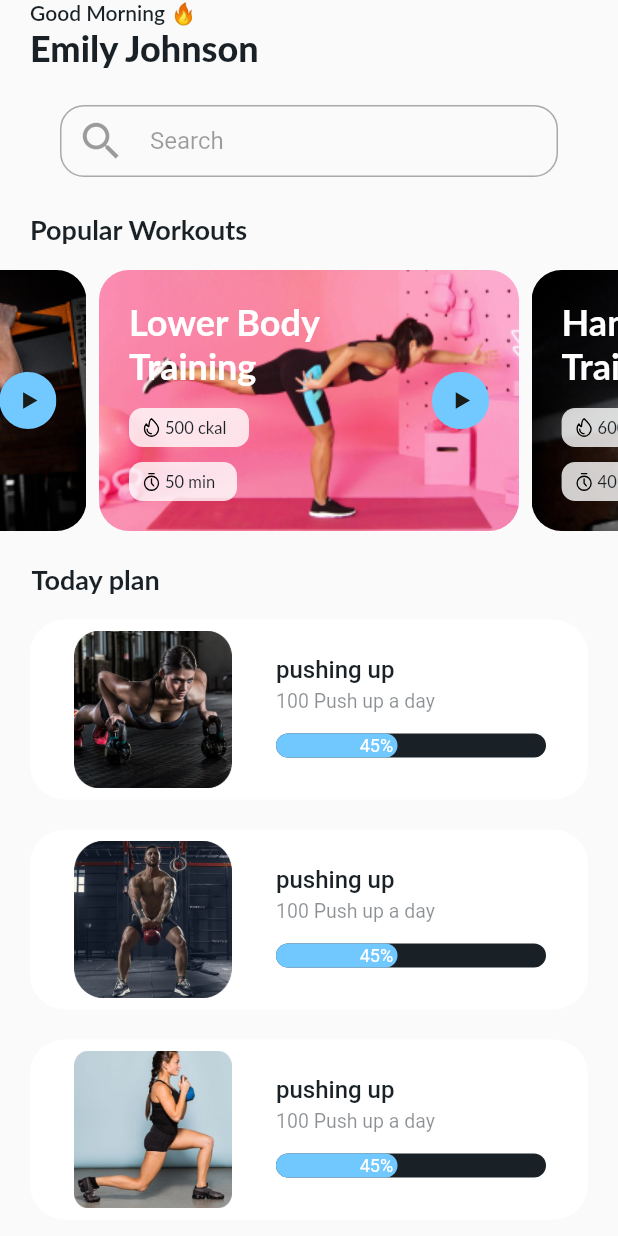
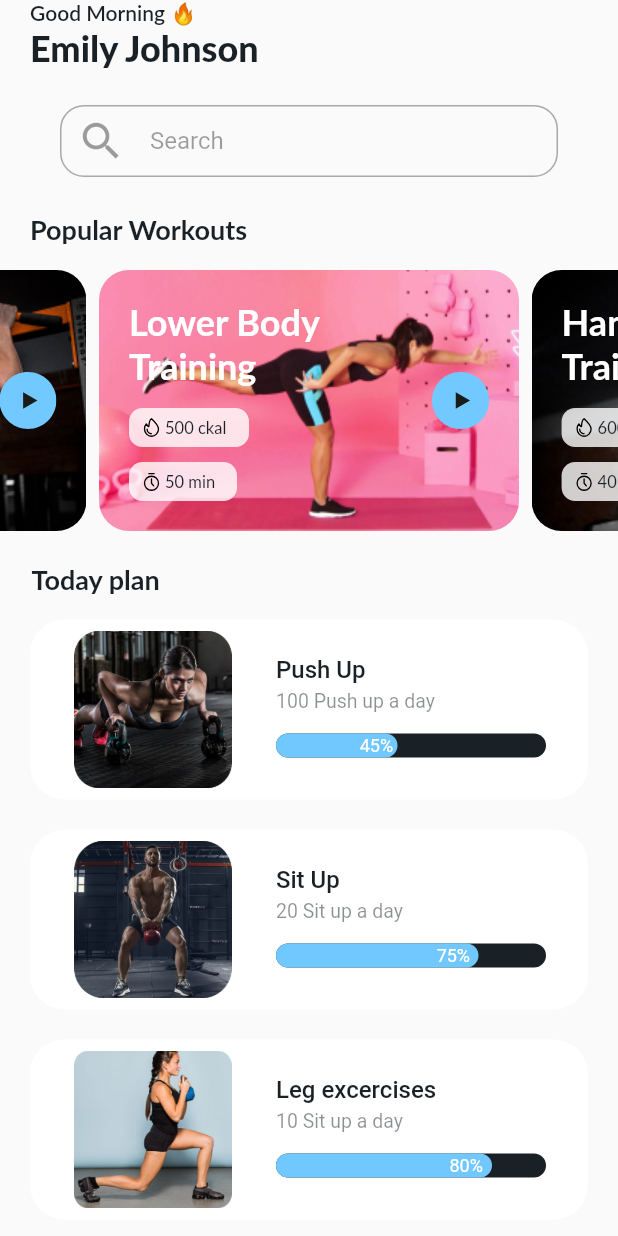
Before and after one commit to AmirmahdiNourkazemi/workout-app, a Flutter app: the screen it shows after launch, after a tap on "Get started", on a phone screen of 412 x 824 dp. Run offline on Flutter 3.47's test engine with Material 2 defaults, Android fonts, the phone set to English and light mode, and no system bars; drawn by our look-alikes of carousel_slider, flutter_animation_progress_bar; our stand-ins replace flutter_staggered_animations, flutter_svg, flutter_svg_provider; Roboto replaces fonts that are missing (Lato, Poppins).

Commit message:
compelete today plan

```diff
--- a/lib/home_screen.dart
+++ b/lib/home_screen.dart
@@ -4,6 +4,7 @@ import 'package:flutter/material.dart';
 import 'package:flutter/src/widgets/container.dart';
 import 'package:flutter/src/widgets/framework.dart';
 import 'package:flutter_animation_progress_bar/flutter_animation_progress_bar.dart';
+import 'package:flutter_staggered_animations/flutter_staggered_animations.dart';
 import 'package:workuot_application/model/plan.dart';
 import 'package:workuot_application/popular_widget.dart';
 import 'package:carousel_slider/carousel_slider.dart';
@@ -146,10 +147,10 @@ class _HomeScreenState extends State<HomeScreen> {
                       initialPage: 0,
                       viewportFraction: 0.7,
                       aspectRatio: 16 / 10,
-                    //autoPlay: true,
-                    autoPlayCurve: Curves.slowMiddle,
+                      autoPlay: true,
+                      autoPlayCurve: Curves.ease,
                       pageSnapping: true,
-                  ),
+                      autoPlayAnimationDuration: Duration(milliseconds: 200)),
                 ),
                 const Padding(
                   padding: EdgeInsets.only(left: 21, top: 21, bottom: 16),
@@ -163,10 +164,18 @@ class _HomeScreenState extends State<HomeScreen> {
                     ),
                   ),
                 ),
-                ListView.builder(
+                AnimationLimiter(
+                  child: ListView.builder(
                     itemCount: todayPlan.length,
                     itemBuilder: (context, index) {
-                    return Padding(
+                      return AnimationConfiguration.staggeredList(
+                        position: index,
+                        duration: const Duration(milliseconds: 700),
+                        child: SlideAnimation(
+                          curve: Curves.decelerate,
+                          verticalOffset: 100.0,
+                          child: FadeInAnimation(
+                            child: Padding(
                               padding: const EdgeInsets.only(bottom: 20),
                               child: TodayPlan(
                                 index,
@@ -174,9 +183,13 @@ class _HomeScreenState extends State<HomeScreen> {
                                 todayPlan[index].Percentage,
                                 todayPlan[index].Text,
                               ),
+                            ),
+                          ),
+                        ),
                       );
                     },
                     shrinkWrap: true,
+                  ),
                 ),
               ],
             ),
--- a/lib/today_plan.dart
+++ b/lib/today_plan.dart
@@ -40,7 +40,7 @@ class TodayPlan extends StatelessWidget {
                   Row(
                     children: [
                       Text(
-                        "pushing up",
+                        this.text,
                         style: TextStyle(
                           color: Color(0xFF192126),
                           fontSize: 16,
@@ -85,7 +85,7 @@ class TodayPlan extends StatelessWidget {
                     height: 4,
                   ),
                   Text(
-                    '100 Push up a day',
+                    this.explane,
                     style: TextStyle(
                       color: Color(0x7F192126),
                       fontSize: 13,
@@ -99,7 +99,7 @@ class TodayPlan extends StatelessWidget {
                   SizedBox(
                     width: 180,
                     child: FAProgressBar(
-                      currentValue: 45,
+                      currentValue: this.precent.toDouble(),
                       backgroundColor: const Color(0xff192126),
                       progressColor: const Color(0xff71C8FF),
                       size: 16,
--- a/pubspec.yaml
+++ b/pubspec.yaml
@@ -40,6 +40,7 @@ dependencies:
   flutter_svg_provider: ^1.0.3
   carousel_slider: ^4.2.1
   flutter_svg: ^1.1.6
+  flutter_staggered_animations: ^1.1.1
 dev_dependencies:
   flutter_test:
     sdk: flutter
```
Also changed, not shown: pubspec.lock. Lines whose indentation alone changed are shown as unchanged.
